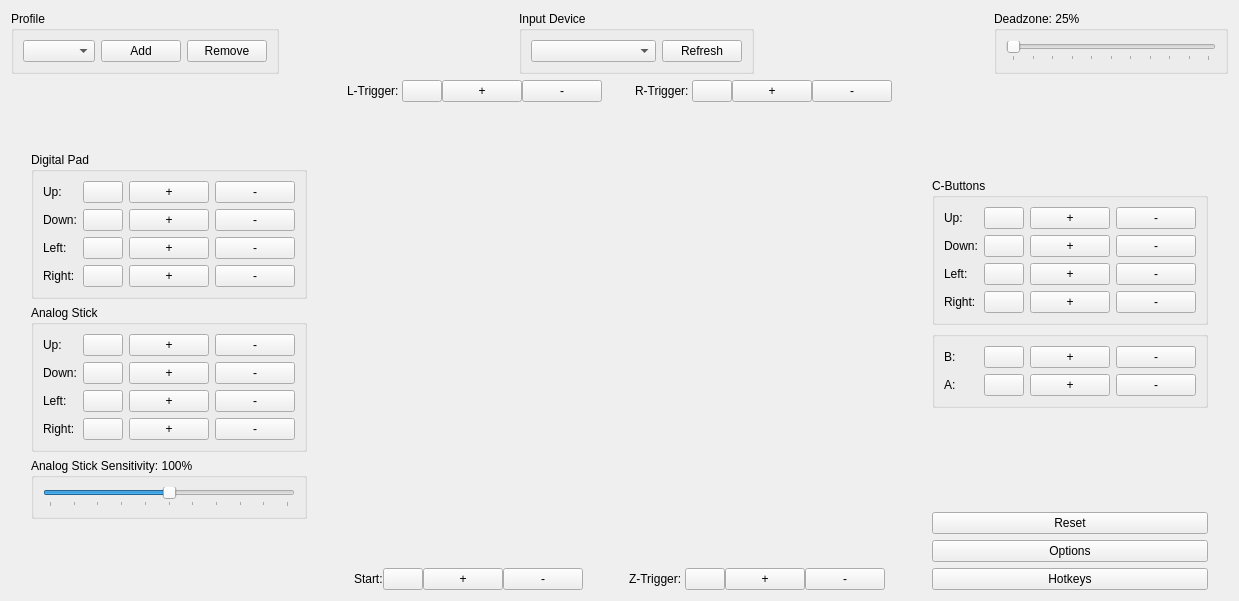
Old version of the form Source/RMG-Input/UserInterface/Widget/ControllerWidget.ui in the repository Rosalie241/RMG.
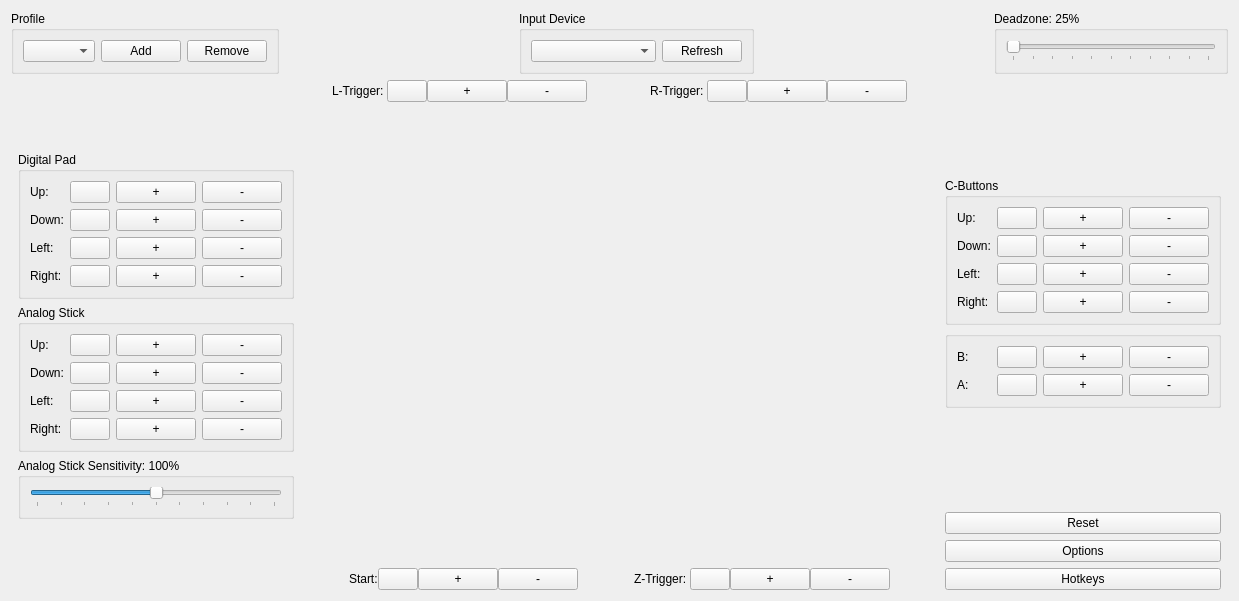
New version of the form. Custom widgets are drawn as their Qt base class.

Commit message: RMG-Input: add spacer between L-Trigger and R-Trigger elements

Patch:
```diff
--- a/Source/RMG-Input/UserInterface/Widget/ControllerWidget.ui
+++ b/Source/RMG-Input/UserInterface/Widget/ControllerWidget.ui
@@ -718,6 +718,19 @@
            </item>
           </layout>
          </item>
+         <item>
+          <spacer name="horizontalSpacer_9">
+           <property name="orientation">
+            <enum>Qt::Horizontal</enum>
+           </property>
+           <property name="sizeHint" stdset="0">
+            <size>
+             <width>40</width>
+             <height>20</height>
+            </size>
+           </property>
+          </spacer>
+         </item>
          <item>
           <layout class="QHBoxLayout" name="horizontalLayout_8">
            <item>
```
